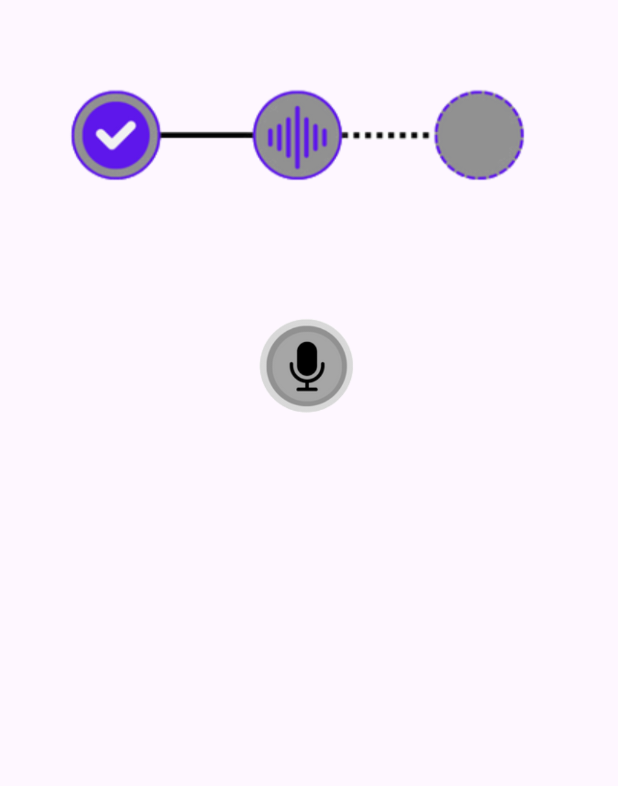
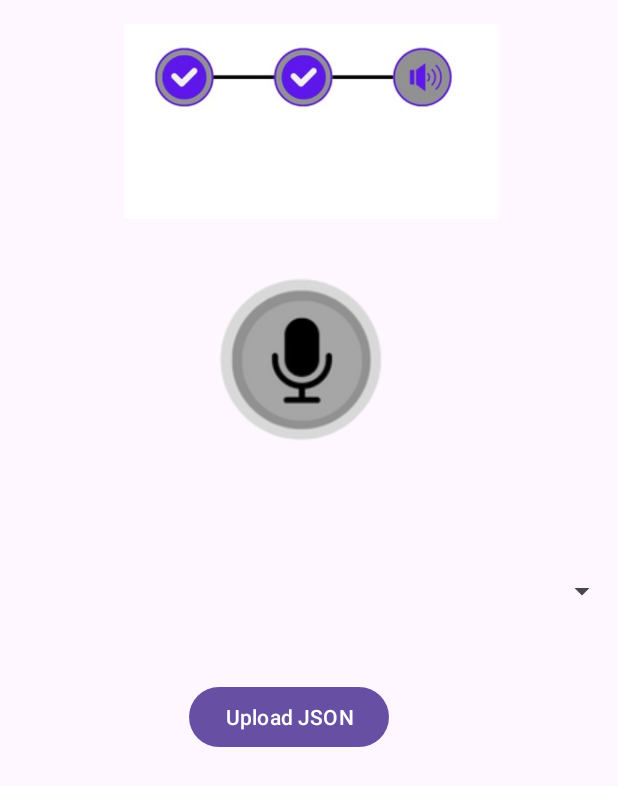
Before and after one commit to HashSuranjana/Sound-Sculpt-Mobile-2, an Android app built with Jetpack Compose: the layout activity_save_file.xml on its own in the app's theme, with its tools: preview values and no code run, on a phone screen of 412 x 824 dp. Shown: the top 786 px of the screen. Run offline under Robolectric (Android 15) with nearby library versions, the phone set to English and light mode, and no system bars.

Commit message:
small updates

```diff
--- a/app/src/main/res/layout/activity_save_file.xml
+++ b/app/src/main/res/layout/activity_save_file.xml
@@ -6,15 +6,13 @@
     android:layout_width="match_parent"
     android:layout_height="match_parent">
 
-    <!-- Relative layout at the top -->
     <RelativeLayout
         android:id="@+id/topLayout"
-        android:layout_width="413dp"
-        android:layout_height="309dp"
+        android:layout_width="415dp"
+        android:layout_height="162dp"
         android:padding="16dp"
         app:layout_constraintTop_toTopOf="parent"
         tools:ignore="MissingConstraints">
-
 
         <ImageView
             android:id="@+id/imageView"
@@ -22,19 +20,43 @@
             android:layout_height="146dp"
             android:layout_alignParentStart="true"
             android:layout_marginStart="0dp"
-            android:src="@drawable/ik" />
+            android:src="@drawable/image05" />
 
 
     </RelativeLayout>
 
+
     <ImageView
         android:id="@+id/videoView"
-        android:layout_width="418dp"
-        android:layout_height="126dp"
-        android:layout_centerInParent="true"
+        android:layout_width="417dp"
+        android:layout_height="155dp"
+        android:layout_marginTop="4dp"
+        android:scaleType="centerCrop"
         android:src="@drawable/mic"
-        app:layout_constraintBottom_toBottomOf="@+id/topLayout"
-        tools:layout_editor_absoluteX="0dp"
-        tools:ignore="MissingConstraints" />
+        app:layout_constraintTop_toBottomOf="@id/topLayout"
+        tools:ignore="ContentDescription,MissingConstraints"
+        tools:layout_editor_absoluteX="0dp" />
+
+    <Spinner
+        android:id="@+id/audioDeviceSpinner"
+        android:layout_width="0dp"
+        android:layout_height="wrap_content"
+        android:layout_marginTop="220dp"
+        app:layout_constraintEnd_toEndOf="parent"
+        app:layout_constraintHorizontal_bias="1.0"
+        app:layout_constraintStart_toStartOf="parent"
+        app:layout_constraintTop_toBottomOf="@+id/topLayout" />
+
+    <Button
+        android:id="@+id/uploadButton"
+        android:layout_width="wrap_content"
+        android:layout_height="wrap_content"
+        android:layout_marginTop="48dp"
+        android:text="Upload JSON"
+        app:layout_constraintEnd_toEndOf="parent"
+        app:layout_constraintHorizontal_bias="0.453"
+        app:layout_constraintStart_toStartOf="parent"
+        app:layout_constraintTop_toBottomOf="@id/audioDeviceSpinner" />
+
 
 </androidx.constraintlayout.widget.ConstraintLayout>
```
